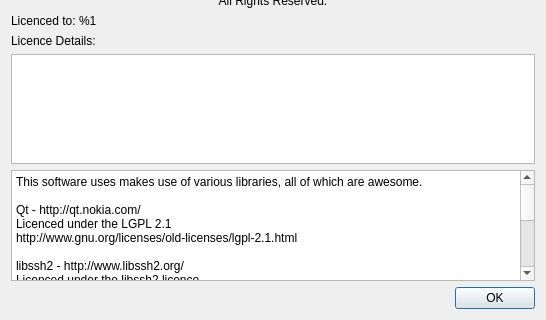
Old version of the form main/aboutdialog.ui in the repository PonyEdit/PonyEdit; both pictures show x 0 to 546 and y 188 to 508 of the 546 by 508 pixel window.
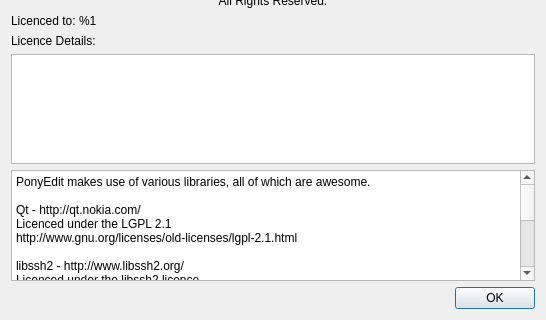
New version of the form. Icons and pictures are not drawn.

Commit message: Tweak the about dialog licence text

Diff of the .ui file:
```diff
--- a/main/aboutdialog.ui
+++ b/main/aboutdialog.ui
@@ -138,7 +138,7 @@
       <bool>true</bool>
      </property>
      <property name="plainText">
-      <string>This software uses makes use of various libraries, all of which are awesome.
+      <string>PonyEdit makes use of various libraries, all of which are awesome.
 
 Qt - http://qt.nokia.com/
 Licenced under the LGPL 2.1
```
